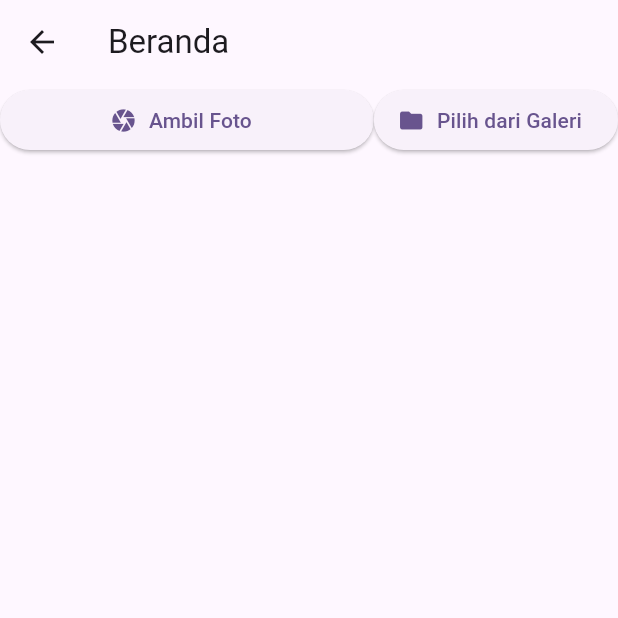
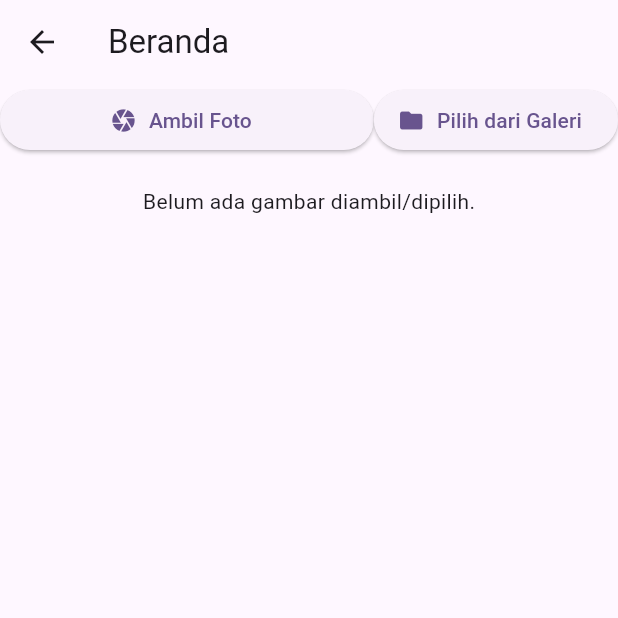
Before and after one commit to nauvalachid/CameraFile_0117, a Flutter app: the FullPage screen opened directly, on a phone screen of 412 x 824 dp, the top half of it. Run offline on Flutter 3.47's test engine with Material 3 defaults, Android fonts, the light colour scheme and no system bars; our stand-ins replace camera, image_picker, permission_handler.

Commit message:
Menambahkan fungsionalitas untuk menampilkan gambar yang dipilih dan opsi untuk menghapus gambar di halaman penuh

```diff
--- a/lib/home_page.dart
+++ b/lib/home_page.dart
@@ -67,11 +67,41 @@ class _FullPageState extends State<FullPage> {
                   icon: const Icon(Icons.folder),
                   label: const Text('Pilih dari Galeri'),
                   onPressed: _pickFromGallery,
-                )
+                ),
               ],
-            )
+            ),
+            const SizedBox(height: 20),
+            if (_imageFile != null)
+              Column(
+                children: [
+                  Padding(
+                    padding: const EdgeInsets.all(8.0),
+                    child: Image.file(
+                      _imageFile!,
+                      width: double.infinity,
+                    ),
+                  ),
+                  Text(
+                    'Gambar disimpan di: ${_imageFile?.path ?? 'Tidak ada'}',
+                    style: const TextStyle(fontSize: 12),
+                  ),
+                  ElevatedButton.icon(
+                    icon: const Icon(Icons.delete),
+                    label: const Text('Hapus Gambar'),
+                    onPressed: () async {
+                      await _imageFile?.delete();
+                      setState(() => _imageFile = null);
+                      ScaffoldMessenger.of(context).showSnackBar(
+                        const SnackBar(content: Text('Gambar dihapus')));
+                    },
+                  ),
+                ],
+              )
+            else
+              const Text('Belum ada gambar diambil/dipilih.'),
+            const SizedBox(height: 20),
           ],
-        )
+        ),
       ),
     );
   }
```
